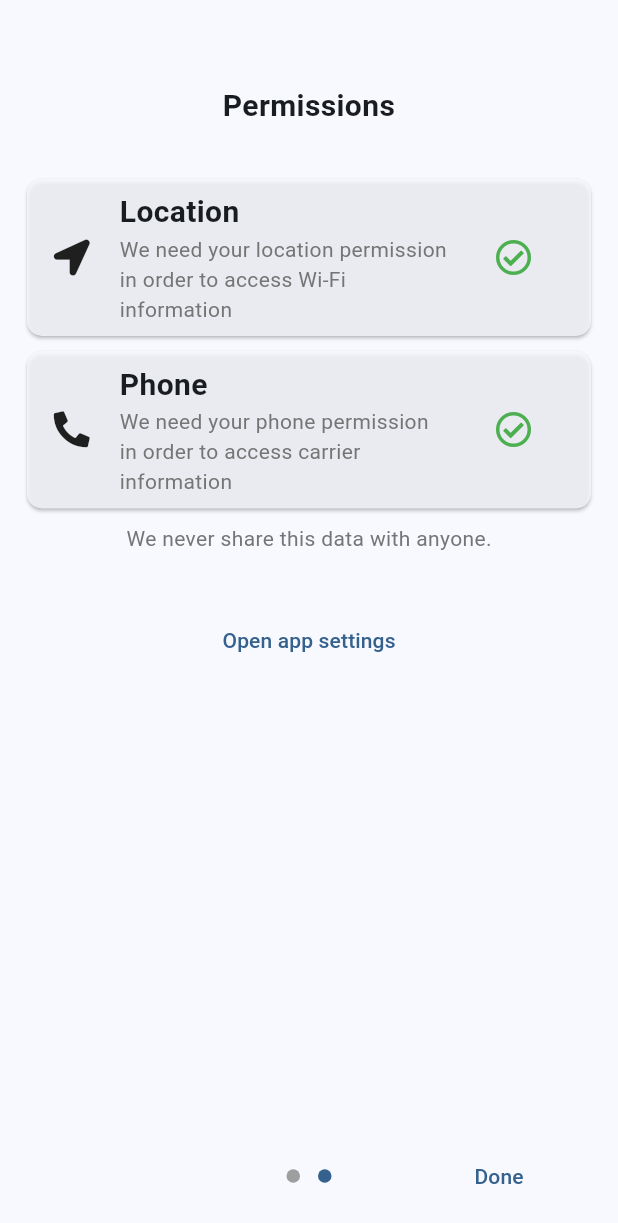
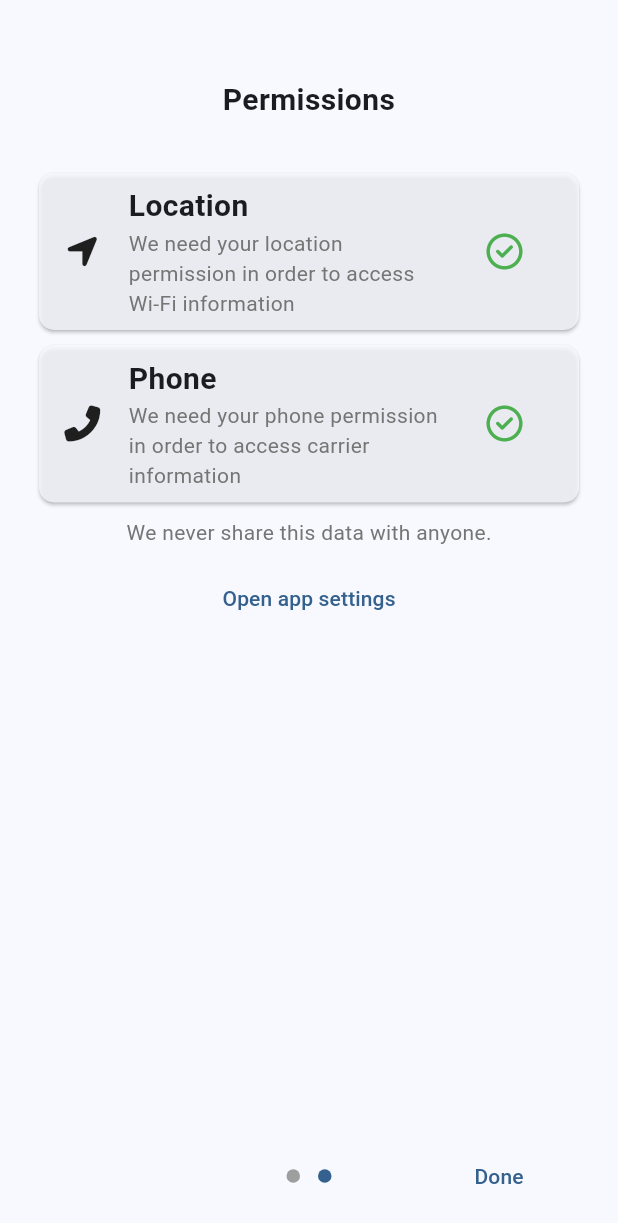
Before and after one commit to ivirtex/networkarch-flutter, a Flutter app: the screen it shows after launch, after a tap on the "navigate next" icon, on a phone screen of 412 x 824 dp. Shown: the top 1223 px of the screen. Run offline on Flutter 3.47's test engine with Material 2 defaults, Android fonts, the phone set to English and light mode, and no system bars; drawn by our look-alikes of introduction_screen; our stand-ins replace animate_do, auto_animated, bloc, elegant_notification, equatable, flutter_bloc and 13 more; missing offline and left inert: adapty_flutter, carrier_info, dart_ping, dart_ping_ios, enum_to_string, feedback and 4 more; accounts and stored records are empty.

Commit message:
Fix introduction view

```diff
--- a/lib/constants.dart
+++ b/lib/constants.dart
@@ -52,6 +52,8 @@ abstract class Constants {
   static final Map<String, Widget Function(BuildContext)> routes = {
     '/introduction': (context) => IntroductionScreen(
           pages: pagesList,
+          isTopSafeArea: true,
+          isBottomSafeArea: true,
           done: const Text('Done'),
           next: const Icon(Icons.navigate_next),
           onDone: () => Navigator.of(context).pop(),
--- a/lib/introduction/introduction_pages.dart
+++ b/lib/introduction/introduction_pages.dart
@@ -13,25 +13,21 @@ import 'package:network_arch/permissions/permissions.dart';
 final List<PageViewModel> pagesList = [
   PageViewModel(
     title: 'Welcome to NetworkArch!',
-    image: ClipRRect(
-      borderRadius: BorderRadius.circular(20.0),
-      child: SizedBox(
-        height: 250,
-        child: Builder(
+    image: Builder(
       builder: (context) {
-            final isDarkModeOn =
-                Theme.of(context).brightness == Brightness.dark;
+        final isDarkModeOn = Theme.of(context).brightness == Brightness.dark;
 
         return isDarkModeOn
-                ? Image.asset('assets/icon_alpha_dark.png')
-                : Image.asset('assets/icon_alpha_light.png');
+            ? Image.asset('assets/icon_alpha_dark.png', height: 250.0)
+            : Image.asset('assets/icon_alpha_light.png', height: 250.0);
       },
     ),
+    decoration: const PageDecoration(
+      imagePadding: EdgeInsets.zero,
+      imageFlex: 2,
+      bodyFlex: 3,
     ),
-    ),
-    bodyWidget: Padding(
-      padding: const EdgeInsets.symmetric(horizontal: 16.0),
-      child: Column(
+    bodyWidget: Column(
       children: const [
         Text(
           Constants.appDesc,
@@ -42,8 +38,7 @@ final List<PageViewModel> pagesList = [
         OnboardingFeature(
           icon: Icons.wifi_rounded,
           title: 'WiFi',
-            description:
-                'Explore detailed information about your Wi-Fi network',
+          description: 'Explore detailed information about your Wi-Fi network',
         ),
         SizedBox(height: Constants.listSpacing),
         OnboardingFeature(
@@ -55,20 +50,24 @@ final List<PageViewModel> pagesList = [
         SizedBox(height: Constants.listSpacing),
         OnboardingFeature(
           icon: Icons.settings_rounded,
-            title: 'WiFi',
+          title: 'Tools',
           description:
               'Test your networks thanks to various diagnostic tools such as ping, Wake on LAN, LAN Scanner and more',
         ),
       ],
     ),
   ),
-  ),
   PageViewModel(
     title: 'Permissions',
+    useScrollView: false,
     decoration: const PageDecoration(
-      contentMargin: EdgeInsets.symmetric(horizontal: 8.0, vertical: 40.0),
+      contentMargin: EdgeInsets.symmetric(
+        horizontal: 16.0,
+        vertical: 36.0,
       ),
-    bodyWidget: const PermissionsView(),
+      footerPadding: EdgeInsets.zero,
+    ),
+    bodyWidget: const Expanded(child: PermissionsView()),
     footer: Align(
       alignment: Alignment.bottomCenter,
       child: TextButton(
--- a/lib/introduction/onboarding_feature.dart
+++ b/lib/introduction/onboarding_feature.dart
@@ -3,6 +3,7 @@ import 'package:flutter/material.dart';
 
 // Project imports:
 import 'package:network_arch/constants.dart';
+import 'package:network_arch/shared/cards/cards.dart';
 
 class OnboardingFeature extends StatelessWidget {
   const OnboardingFeature({
@@ -20,7 +21,9 @@ class OnboardingFeature extends StatelessWidget {
   Widget build(BuildContext context) {
     final bool isDarkModeOn = Theme.of(context).brightness == Brightness.dark;
 
-    return Row(
+    return DataCard(
+      margin: EdgeInsets.zero,
+      child: Row(
         children: [
           Icon(
             icon,
@@ -48,6 +51,7 @@ class OnboardingFeature extends StatelessWidget {
             ),
           ),
         ],
+      ),
     );
   }
 }
```
Also changed, not shown: pubspec.yaml (+8 -6 lines), pubspec.lock. Lines whose indentation alone changed are shown as unchanged.
